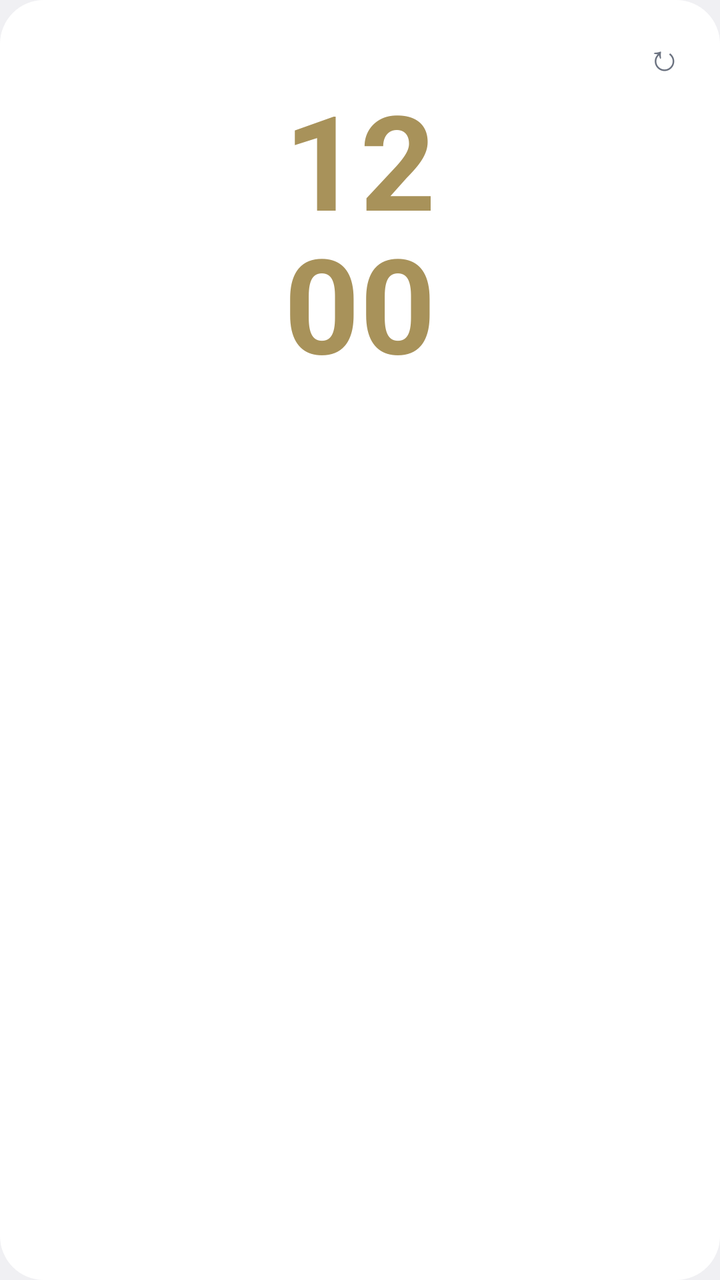
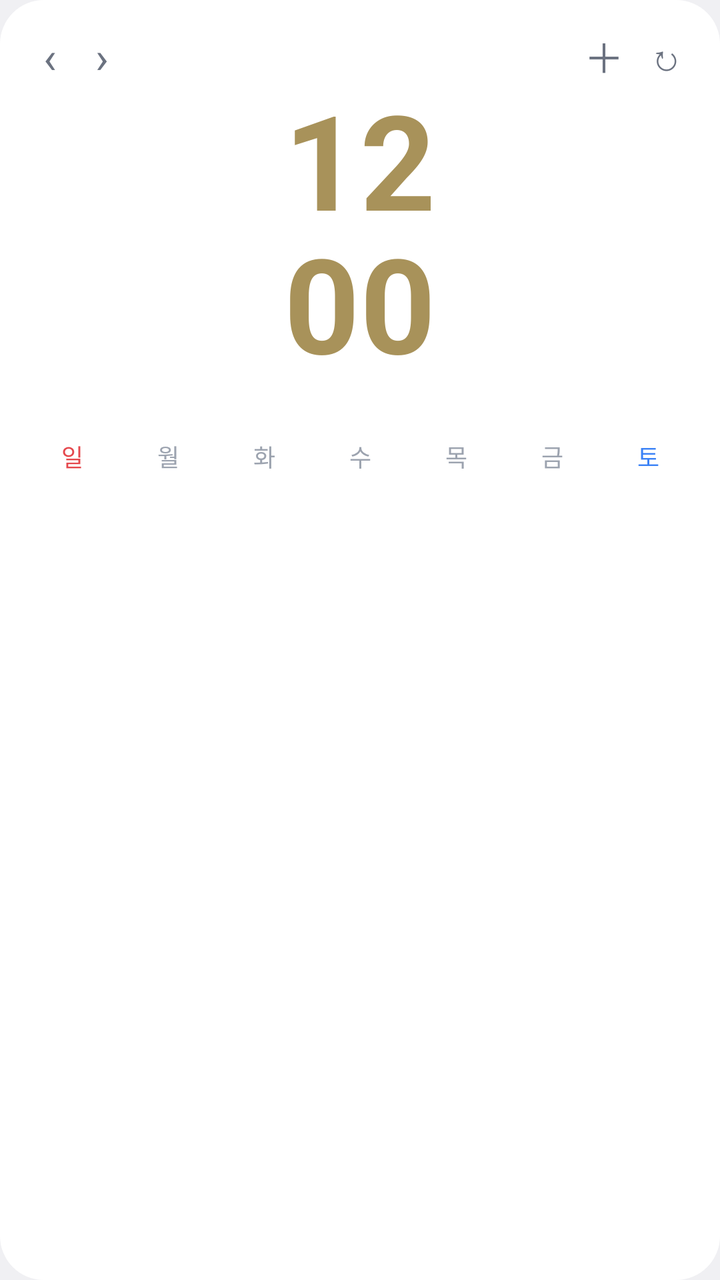

Screens rendered from an Android XML layout before and after an edit, with the pre-edit source and the edit as a unified diff.
<!-- AndroidManifest.xml: application theme android:Theme.DeviceDefault.Light.NoActionBar -->
<!-- res/layout/widget_cal.xml -->
<?xml version="1.0" encoding="utf-8"?>
<FrameLayout xmlns:android="http://schemas.android.com/apk/res/android"
    android:layout_width="match_parent"
    android:layout_height="match_parent">

    <ImageView
        android:id="@+id/bg"
        android:layout_width="match_parent"
        android:layout_height="match_parent"
        android:scaleType="fitXY"
        android:src="@drawable/widget_bg" />

    <LinearLayout
        android:layout_width="match_parent"
        android:layout_height="match_parent"
        android:orientation="vertical"
        android:padding="12dp">

        <LinearLayout
            android:layout_width="match_parent"
            android:layout_height="wrap_content"
            android:gravity="center_vertical"
            android:orientation="horizontal">

            <TextView
                android:id="@+id/title"
                android:layout_width="wrap_content"
                android:layout_height="wrap_content"
                android:textColor="#1F2937"
                android:textSize="16sp"
                android:textStyle="bold" />

            <TextView
                android:id="@+id/stats"
                android:layout_width="0dp"
                android:layout_height="wrap_content"
                android:layout_marginStart="10dp"
                android:layout_weight="1"
                android:ellipsize="end"
                android:maxLines="1"
                android:textColor="#6B7280"
                android:textSize="13sp" />

            <TextView
                android:id="@+id/btn_refresh"
                android:layout_width="32dp"
                android:layout_height="32dp"
                android:gravity="center"
                android:text="↻"
                android:textColor="#6B7280"
                android:textSize="18sp" />
        </LinearLayout>

        <LinearLayout
            android:id="@+id/clock_box"
            android:layout_width="match_parent"
            android:layout_height="wrap_content"
            android:gravity="center_horizontal"
            android:orientation="vertical">

            <TextClock
                android:id="@+id/clock_h"
                android:layout_width="wrap_content"
                android:layout_height="wrap_content"
                android:fontFamily="sans-serif"
                android:format12Hour="hh"
                android:format24Hour="HH"
                android:includeFontPadding="false"
                android:textColor="#A8925A"
                android:textSize="66sp"
                android:textStyle="bold" />

            <TextClock
                android:id="@+id/clock_m"
                android:layout_width="wrap_content"
                android:layout_height="wrap_content"
                android:layout_marginTop="-6dp"
                android:fontFamily="sans-serif"
                android:format12Hour="mm"
                android:format24Hour="mm"
                android:includeFontPadding="false"
                android:textColor="#A8925A"
                android:textSize="66sp"
                android:textStyle="bold" />

            <TextView
                android:id="@+id/clock_date"
                android:layout_width="wrap_content"
                android:layout_height="wrap_content"
                android:layout_marginTop="2dp"
                android:textColor="#A8925A"
                android:textSize="15sp"
                android:textStyle="bold" />
        </LinearLayout>

        <ImageView
            android:id="@+id/big"
            android:layout_width="match_parent"
            android:layout_height="0dp"
            android:layout_marginTop="4dp"
            android:layout_weight="1"
            android:scaleType="fitCenter" />
    </LinearLayout>
</FrameLayout>
<!-- resources referenced by this layout -->
<resources>
  <!-- drawable widget_bg (drawable) -->
  <?xml version="1.0" encoding="utf-8"?>
  <shape xmlns:android="http://schemas.android.com/apk/res/android" android:shape="rectangle">
      <solid android:color="#FFFFFFFF" />
      <corners android:radius="22dp" />
  </shape>
</resources>

<!-- the commit's change to res/layout/widget_cal.xml (unified diff, before → after) -->
@@ -23,6 +23,15 @@
             android:orientation="horizontal">
 
             <TextView
+                android:id="@+id/btn_prev"
+                android:layout_width="26dp"
+                android:layout_height="32dp"
+                android:gravity="center"
+                android:text="‹"
+                android:textColor="#6B7280"
+                android:textSize="22sp" />
+
+            <TextView
                 android:id="@+id/title"
                 android:layout_width="wrap_content"
                 android:layout_height="wrap_content"
@@ -31,19 +40,36 @@
                 android:textStyle="bold" />
 
             <TextView
+                android:id="@+id/btn_next"
+                android:layout_width="26dp"
+                android:layout_height="32dp"
+                android:gravity="center"
+                android:text="›"
+                android:textColor="#6B7280"
+                android:textSize="22sp" />
+
+            <TextView
                 android:id="@+id/stats"
                 android:layout_width="0dp"
                 android:layout_height="wrap_content"
-                android:layout_marginStart="10dp"
+                android:layout_marginStart="6dp"
                 android:layout_weight="1"
                 android:ellipsize="end"
                 android:maxLines="1"
                 android:textColor="#6B7280"
-                android:textSize="13sp" />
-
+                android:textSize="12sp" />
+
+            <TextView
+                android:id="@+id/btn_add"
+                android:layout_width="32dp"
+                android:layout_height="32dp"
+                android:gravity="center"
+                android:text="＋"
+                android:textColor="#6B7280"
+                android:textSize="20sp" />
             <TextView
                 android:id="@+id/btn_refresh"
-                android:layout_width="32dp"
+                android:layout_width="30dp"
                 android:layout_height="32dp"
                 android:gravity="center"
                 android:text="↻"
@@ -94,11 +120,127 @@
         </LinearLayout>
 
         <ImageView
-            android:id="@+id/big"
+            android:id="@+id/head_img"
+            android:layout_width="match_parent"
+            android:layout_height="wrap_content"
+            android:adjustViewBounds="true"
+            android:scaleType="fitXY" />
+
+        <LinearLayout
+            android:id="@+id/wk_row"
+            android:layout_width="match_parent"
+            android:layout_height="wrap_content"
+            android:layout_marginTop="4dp"
+            android:orientation="horizontal">
+            <TextView android:id="@+id/wk0" android:layout_width="0dp" android:layout_height="wrap_content" android:layout_weight="1" android:gravity="center" android:textSize="12sp" android:textColor="#E5484D" android:text="일" />
+            <TextView android:id="@+id/wk1" android:layout_width="0dp" android:layout_height="wrap_content" android:layout_weight="1" android:gravity="center" android:textSize="12sp" android:textColor="#9CA3AF" android:text="월" />
+            <TextView android:id="@+id/wk2" android:layout_width="0dp" android:layout_height="wrap_content" android:layout_weight="1" android:gravity="center" android:textSize="12sp" android:textColor="#9CA3AF" android:text="화" />
+            <TextView android:id="@+id/wk3" android:layout_width="0dp" android:layout_height="wrap_content" android:layout_weight="1" android:gravity="center" android:textSize="12sp" android:textColor="#9CA3AF" android:text="수" />
+            <TextView android:id="@+id/wk4" android:layout_width="0dp" android:layout_height="wrap_content" android:layout_weight="1" android:gravity="center" android:textSize="12sp" android:textColor="#9CA3AF" android:text="목" />
+            <TextView android:id="@+id/wk5" android:layout_width="0dp" android:layout_height="wrap_content" android:layout_weight="1" android:gravity="center" android:textSize="12sp" android:textColor="#9CA3AF" android:text="금" />
+            <TextView android:id="@+id/wk6" android:layout_width="0dp" android:layout_height="wrap_content" android:layout_weight="1" android:gravity="center" android:textSize="12sp" android:textColor="#3B82F6" android:text="토" />
+        </LinearLayout>
+
+        <FrameLayout
             android:layout_width="match_parent"
             android:layout_height="0dp"
-            android:layout_marginTop="4dp"
-            android:layout_weight="1"
-            android:scaleType="fitCenter" />
+            android:layout_weight="1">
+
+            <ImageView
+                android:id="@+id/big"
+                android:layout_width="match_parent"
+                android:layout_height="match_parent"
+                android:scaleType="fitXY" />
+
+            <LinearLayout
+                android:layout_width="match_parent"
+                android:layout_height="match_parent"
+                android:orientation="vertical">
+            <LinearLayout
+                android:id="@+id/r0"
+                android:layout_width="match_parent"
+                android:layout_height="0dp"
+                android:layout_weight="1"
+                android:orientation="horizontal">
+                <TextView android:id="@+id/c0" android:layout_width="0dp" android:layout_height="match_parent" android:layout_weight="1" />
+                <TextView android:id="@+id/c1" android:layout_width="0dp" android:layout_height="match_parent" android:layout_weight="1" />
+                <TextView android:id="@+id/c2" android:layout_width="0dp" android:layout_height="match_parent" android:layout_weight="1" />
+                <TextView android:id="@+id/c3" android:layout_width="0dp" android:layout_height="match_parent" android:layout_weight="1" />
+                <TextView android:id="@+id/c4" android:layout_width="0dp" android:layout_height="match_parent" android:layout_weight="1" />
+                <TextView android:id="@+id/c5" android:layout_width="0dp" android:layout_height="match_parent" android:layout_weight="1" />
+                <TextView android:id="@+id/c6" android:layout_width="0dp" android:layout_height="match_parent" android:layout_weight="1" />
+            </LinearLayout>
+            <LinearLayout
+                android:id="@+id/r1"
+                android:layout_width="match_parent"
+                android:layout_height="0dp"
+                android:layout_weight="1"
+                android:orientation="horizontal">
+                <TextView android:id="@+id/c7" android:layout_width="0dp" android:layout_height="match_parent" android:layout_weight="1" />
+                <TextView android:id="@+id/c8" android:layout_width="0dp" android:layout_height="match_parent" android:layout_weight="1" />
+                <TextView android:id="@+id/c9" android:layout_width="0dp" android:layout_height="match_parent" android:layout_weight="1" />
+                <TextView android:id="@+id/c10" android:layout_width="0dp" android:layout_height="match_parent" android:layout_weight="1" />
+                <TextView android:id="@+id/c11" android:layout_width="0dp" android:layout_height="match_parent" android:layout_weight="1" />
+                <TextView android:id="@+id/c12" android:layout_width="0dp" android:layout_height="match_parent" android:layout_weight="1" />
+                <TextView android:id="@+id/c13" android:layout_width="0dp" android:layout_height="match_parent" android:layout_weight="1" />
+            </LinearLayout>
+            <LinearLayout
+                android:id="@+id/r2"
+                android:layout_width="match_parent"
+                android:layout_height="0dp"
+                android:layout_weight="1"
+                android:orientation="horizontal">
+                <TextView android:id="@+id/c14" android:layout_width="0dp" android:layout_height="match_parent" android:layout_weight="1" />
+                <TextView android:id="@+id/c15" android:layout_width="0dp" android:layout_height="match_parent" android:layout_weight="1" />
+                <TextView android:id="@+id/c16" android:layout_width="0dp" android:layout_height="match_parent" android:layout_weight="1" />
+                <TextView android:id="@+id/c17" android:layout_width="0dp" android:layout_height="match_parent" android:layout_weight="1" />
+                <TextView android:id="@+id/c18" android:layout_width="0dp" android:layout_height="match_parent" android:layout_weight="1" />
+                <TextView android:id="@+id/c19" android:layout_width="0dp" android:layout_height="match_parent" android:layout_weight="1" />
+                <TextView android:id="@+id/c20" android:layout_width="0dp" android:layout_height="match_parent" android:layout_weight="1" />
+            </LinearLayout>
+            <LinearLayout
+                android:id="@+id/r3"
+                android:layout_width="match_parent"
+                android:layout_height="0dp"
+                android:layout_weight="1"
+                android:orientation="horizontal">
+                <TextView android:id="@+id/c21" android:layout_width="0dp" android:layout_height="match_parent" android:layout_weight="1" />
+                <TextView android:id="@+id/c22" android:layout_width="0dp" android:layout_height="match_parent" android:layout_weight="1" />
+                <TextView android:id="@+id/c23" android:layout_width="0dp" android:layout_height="match_parent" android:layout_weight="1" />
+                <TextView android:id="@+id/c24" android:layout_width="0dp" android:layout_height="match_parent" android:layout_weight="1" />
+                <TextView android:id="@+id/c25" android:layout_width="0dp" android:layout_height="match_parent" android:layout_weight="1" />
+                <TextView android:id="@+id/c26" android:layout_width="0dp" android:layout_height="match_parent" android:layout_weight="1" />
+                <TextView android:id="@+id/c27" android:layout_width="0dp" android:layout_height="match_parent" android:layout_weight="1" />
+            </LinearLayout>
+            <LinearLayout
+                android:id="@+id/r4"
+                android:layout_width="match_parent"
+                android:layout_height="0dp"
+                android:layout_weight="1"
+                android:orientation="horizontal">
+                <TextView android:id="@+id/c28" android:layout_width="0dp" android:layout_height="match_parent" android:layout_weight="1" />
+                <TextView android:id="@+id/c29" android:layout_width="0dp" android:layout_height="match_parent" android:layout_weight="1" />
+                <TextView android:id="@+id/c30" android:layout_width="0dp" android:layout_height="match_parent" android:layout_weight="1" />
+                <TextView android:id="@+id/c31" android:layout_width="0dp" android:layout_height="match_parent" android:layout_weight="1" />
+                <TextView android:id="@+id/c32" android:layout_width="0dp" android:layout_height="match_parent" android:layout_weight="1" />
+                <TextView android:id="@+id/c33" android:layout_width="0dp" android:layout_height="match_parent" android:layout_weight="1" />
+                <TextView android:id="@+id/c34" android:layout_width="0dp" android:layout_height="match_parent" android:layout_weight="1" />
+            </LinearLayout>
+            <LinearLayout
+                android:id="@+id/r5"
+                android:layout_width="match_parent"
+                android:layout_height="0dp"
+                android:layout_weight="1"
+                android:orientation="horizontal">
+                <TextView android:id="@+id/c35" android:layout_width="0dp" android:layout_height="match_parent" android:layout_weight="1" />
+                <TextView android:id="@+id/c36" android:layout_width="0dp" android:layout_height="match_parent" android:layout_weight="1" />
+                <TextView android:id="@+id/c37" android:layout_width="0dp" android:layout_height="match_parent" android:layout_weight="1" />
+                <TextView android:id="@+id/c38" android:layout_width="0dp" android:layout_height="match_parent" android:layout_weight="1" />
+                <TextView android:id="@+id/c39" android:layout_width="0dp" android:layout_height="match_parent" android:layout_weight="1" />
+                <TextView android:id="@+id/c40" android:layout_width="0dp" android:layout_height="match_parent" android:layout_weight="1" />
+                <TextView android:id="@+id/c41" android:layout_width="0dp" android:layout_height="match_parent" android:layout_weight="1" />
+            </LinearLayout>
+            </LinearLayout>
+        </FrameLayout>
     </LinearLayout>
 </FrameLayout>
